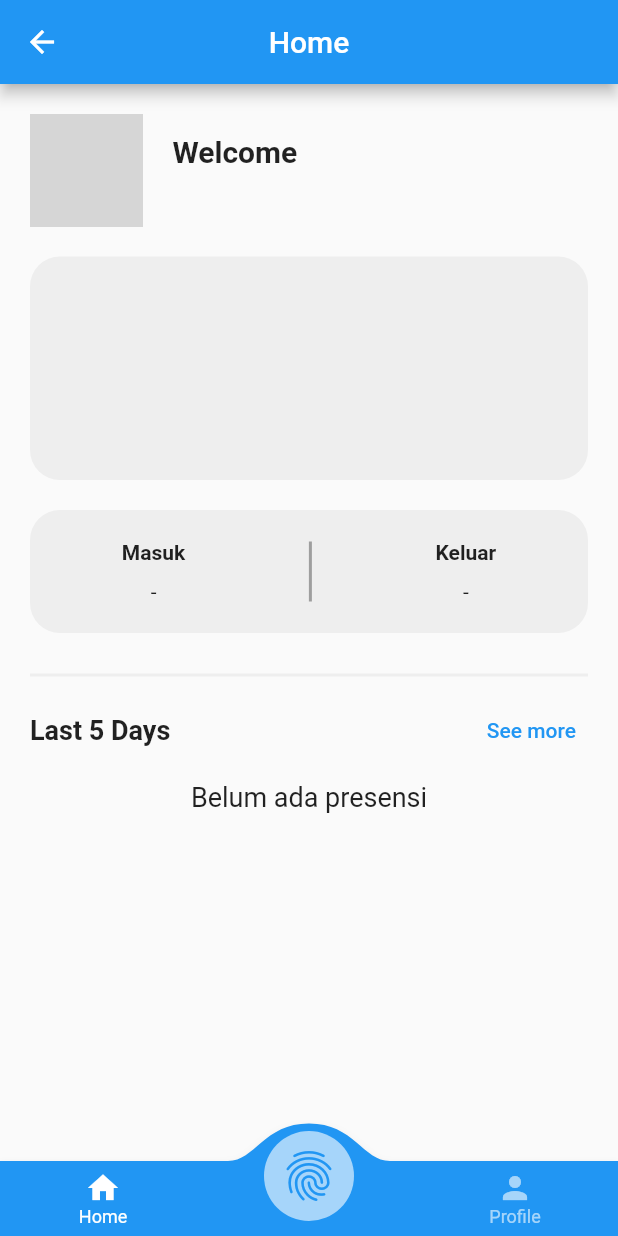
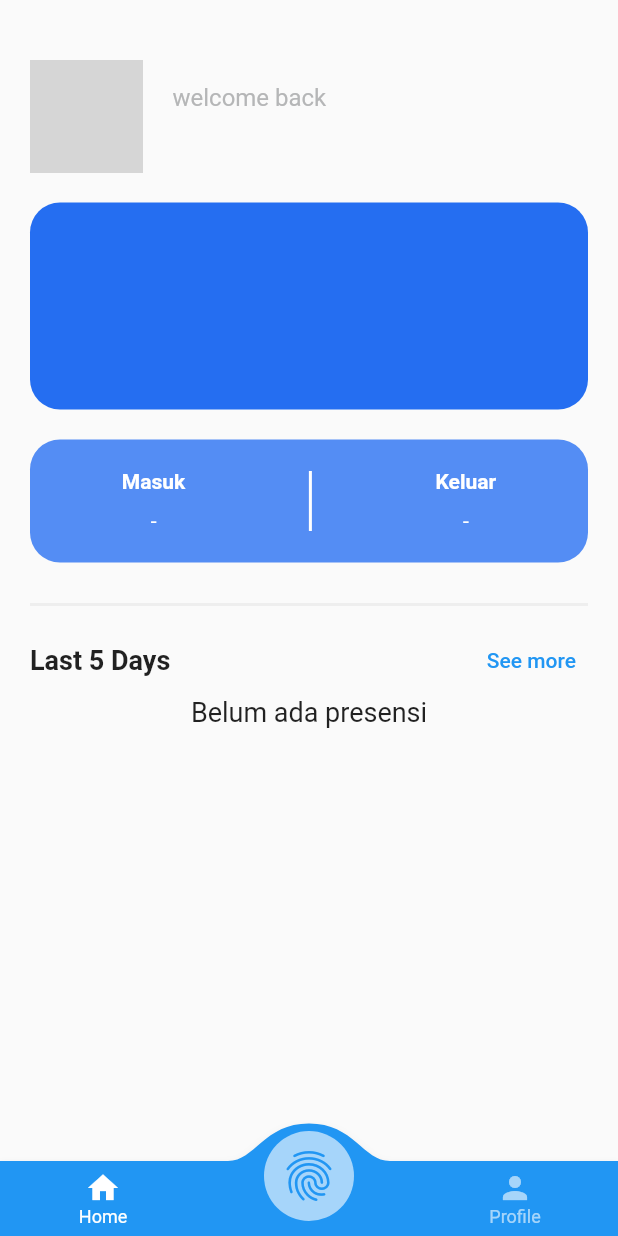
Before and after one commit to zanuar35/presence, a Flutter app: the HomeView screen opened by its route, on a phone screen of 412 x 824 dp. Run offline on Flutter 3.47's test engine with Material 2 defaults, Android fonts, the phone set to English and light mode, and no system bars; drawn by our look-alikes of convex_bottom_bar; our stand-ins replace cloud_firestore, firebase_auth, firebase_core, firebase_storage, geocoding, geolocator and 2 more; accounts and stored records are empty; network calls fail; grey boxes are pictures that could not be loaded.

Commit message:
fix container padding

```diff
--- a/lib/app/modules/home/views/home_view.dart
+++ b/lib/app/modules/home/views/home_view.dart
@@ -14,10 +14,6 @@ class HomeView extends GetView<HomeController> {
   @override
   Widget build(BuildContext context) {
     return Scaffold(
-      appBar: AppBar(
-        title: Text('Home'),
-        centerTitle: true,
-      ),
       body: StreamBuilder<DocumentSnapshot<Map<String, dynamic>>>(
           stream: controller.streamUser(),
           builder: (context, snapshot) {
@@ -31,7 +27,7 @@ class HomeView extends GetView<HomeController> {
               String defaultImage =
                   "https://ui-avatars.com/api/?name=${user['name']}?background=45b6ff&color=000";
               return ListView(
-                padding: EdgeInsets.all(20),
+                padding: EdgeInsets.symmetric(horizontal: 20, vertical: 40),
                 children: [
                   Row(
                     children: [
@@ -50,18 +46,23 @@ class HomeView extends GetView<HomeController> {
                         crossAxisAlignment: CrossAxisAlignment.start,
                         children: [
                           Text(
-                            "Welcome",
+                            "welcome back",
                             style: TextStyle(
-                                fontSize: 20, fontWeight: FontWeight.bold),
+                                fontSize: 16,
+                                fontWeight: FontWeight.w400,
+                                color: Color.fromARGB(255, 181, 182, 183)),
                           ),
-                          SizedBox(height: 5),
+                          SizedBox(height: 2),
                           SizedBox(
                             width: 200,
                             child: Text(
                                 user['address'] != null
-                                    ? "${user['address']}"
+                                    ? "${user['name']}"
                                     : 'Belum ada Lokasi',
-                                style: TextStyle(height: 1.4),
+                                style: TextStyle(
+                                    fontSize: 20,
+                                    fontWeight: FontWeight.bold,
+                                    letterSpacing: .8),
                                 overflow: TextOverflow.clip),
                           ),
                         ],
@@ -74,32 +75,34 @@ class HomeView extends GetView<HomeController> {
                   Container(
                     padding: EdgeInsets.all(20),
                     decoration: BoxDecoration(
-                        color: Colors.grey[200],
+                        color: Color(0xff256EF1),
                         borderRadius: BorderRadius.circular(20)),
                     child: Column(
                       crossAxisAlignment: CrossAxisAlignment.start,
                       children: [
                         Text(
-                          user['job'],
+                          user['job'].toUpperCase(),
                           style: TextStyle(
-                              fontSize: 20, fontWeight: FontWeight.bold),
+                              fontSize: 20,
+                              fontWeight: FontWeight.bold,
+                              color: Colors.white),
                         ),
                         SizedBox(
-                          height: 20,
+                          height: 14,
                         ),
                         Text(
                           user['nip'],
                           style: TextStyle(
-                              fontSize: 30, fontWeight: FontWeight.bold),
+                              color: Colors.white,
+                              fontSize: 30,
+                              fontWeight: FontWeight.bold),
                         ),
                         SizedBox(
                           height: 10,
                         ),
                         Text(
-                          user['name'],
-                          style: TextStyle(
-                            fontSize: 18,
-                          ),
+                          user['address'],
+                          style: TextStyle(fontSize: 14, color: Colors.white),
                         )
                       ],
                     ),
@@ -111,7 +114,7 @@ class HomeView extends GetView<HomeController> {
                     padding: EdgeInsets.all(20),
                     decoration: BoxDecoration(
                         borderRadius: BorderRadius.circular(20),
-                        color: Colors.grey[200]),
+                        color: Color(0xff548DF4)),
                     child: StreamBuilder<
                             DocumentSnapshot<Map<String, dynamic>>>(
                         stream: controller.streamTodayPresence(),
@@ -132,6 +135,7 @@ class HomeView extends GetView<HomeController> {
                                   Text("Masuk",
                                       style: TextStyle(
                                           fontSize: 14,
+                                          color: Colors.white,
                                           fontWeight: FontWeight.bold)),
                                   SizedBox(
                                     height: 10,
@@ -143,19 +147,21 @@ class HomeView extends GetView<HomeController> {
                                             DateTime.parse(
                                                 dataToday!["masuk"]['date']),
                                           ),
+                                    style: TextStyle(color: Colors.white),
                                   ),
                                 ],
                               ),
                               Container(
                                 width: 2,
                                 height: 40,
-                                color: Colors.grey,
+                                color: Colors.white,
                               ),
                               Column(
                                 children: [
                                   Text("Keluar",
                                       style: TextStyle(
                                           fontSize: 14,
+                                          color: Colors.white,
                                           fontWeight: FontWeight.bold)),
                                   SizedBox(
                                     height: 10,
@@ -167,6 +173,7 @@ class HomeView extends GetView<HomeController> {
                                             DateTime.parse(
                                                 dataToday!["keluar"]['date']),
                                           ),
+                                    style: TextStyle(color: Colors.white),
                                   ),
                                 ],
                               )
@@ -196,9 +203,6 @@ class HomeView extends GetView<HomeController> {
                           child: Text("See more")),
                     ],
                   ),
-                  SizedBox(
-                    height: 10,
-                  ),
                   StreamBuilder<QuerySnapshot<Map<String, dynamic>>>(
                       stream: controller.streamLastPresence(),
                       builder: (context, snapPresence) {
@@ -218,7 +222,6 @@ class HomeView extends GetView<HomeController> {
                             ),
                           );
                         }
-                        print(snapPresence.data!.docs.length);
                         return ListView.builder(
                           shrinkWrap: true,
                           physics: NeverScrollableScrollPhysics(),
@@ -226,12 +229,11 @@ class HomeView extends GetView<HomeController> {
                           itemBuilder: (context, index) {
                             Map<String, dynamic> data =
                                 snapPresence.data!.docs[index].data();
-
                             return Padding(
                                 padding: const EdgeInsets.only(bottom: 20),
                                 child: Material(
                                   borderRadius: BorderRadius.circular(20),
-                                color: Colors.grey[200],
+                                  color: Colors.blue[200],
                                   child: InkWell(
                                     borderRadius: BorderRadius.circular(20),
                                     onTap: () {
@@ -249,7 +251,8 @@ class HomeView extends GetView<HomeController> {
                                           children: [
                                             Row(
                                               mainAxisAlignment:
-                                                MainAxisAlignment.spaceBetween,
+                                                  MainAxisAlignment
+                                                      .spaceBetween,
                                               children: [
                                                 Text(
                                                   "Masuk",
@@ -269,8 +272,8 @@ class HomeView extends GetView<HomeController> {
                                             Text(data['masuk']?['date'] == null
                                                 ? "-"
                                                 : DateFormat.jms().format(
-                                                  DateTime.parse(
-                                                      data['masuk']?['date']))),
+                                                    DateTime.parse(data['masuk']
+                                                        ?['date']))),
                                             SizedBox(
                                               height: 10,
                                             ),
@@ -290,8 +293,7 @@ class HomeView extends GetView<HomeController> {
                                           ],
                                         )),
                                   ),
-                              ),
-                            );
+                                ));
                           },
                         );
                       })
--- a/lib/main.dart
+++ b/lib/main.dart
@@ -22,6 +22,7 @@ Future<void> main() async {
       builder: (context, snapshot) {
         if (snapshot.connectionState == ConnectionState.waiting) {
           return MaterialApp(
+            debugShowCheckedModeBanner: false,
             home: Scaffold(
               body: Center(
                 child: CircularProgressIndicator(),
```
Lines whose indentation alone changed are shown as unchanged.
